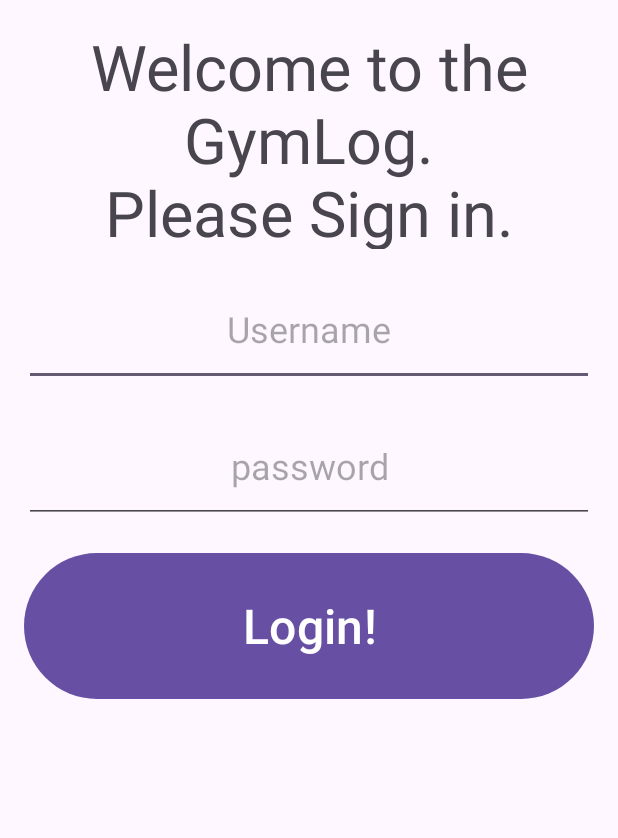
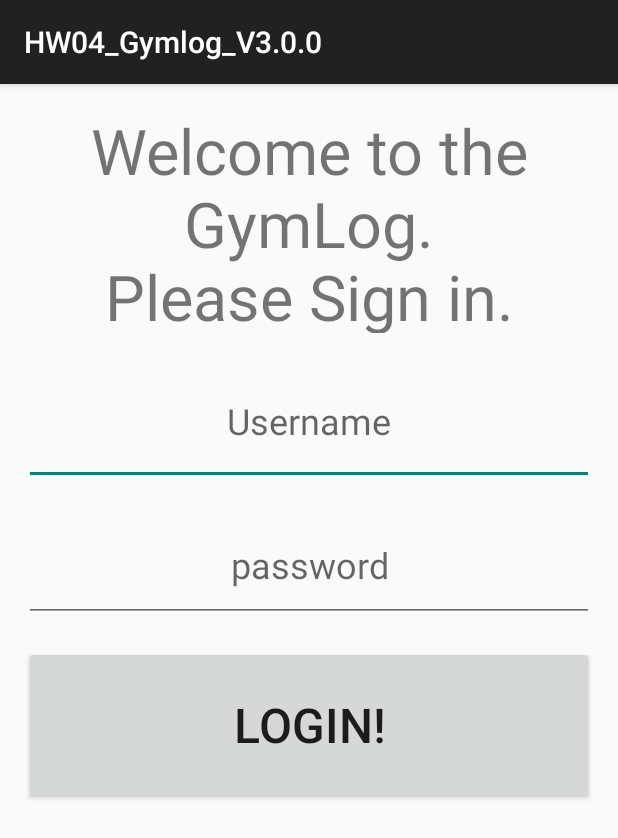
Before and after one commit to jjustinn53/GymLog, an Android app: the screen it shows after launch (LoginActivity), on a phone screen of 412 x 824 dp. Shown: the top 838 px of the screen. Run offline under Robolectric (Android 15) with nearby library versions, the phone set to English and light mode, and no system bars; our stand-ins replace Room's generated code.

Commit message:
Changed theme for menu Menu resource directory and menu item Logout option

```diff
--- a/app/src/main/AndroidManifest.xml
+++ b/app/src/main/AndroidManifest.xml
@@ -10,7 +10,7 @@
         android:label="@string/app_name"
         android:roundIcon="@mipmap/ic_launcher_round"
         android:supportsRtl="true"
-        android:theme="@style/Theme.HW04_Gymlog_V300"
+        android:theme="@style/Theme.AppCompat.DayNight.DarkActionBar"
         tools:targetApi="31">
         <activity
             android:name=".LoginActivity"
--- a/app/src/main/java/com/example/hw04_gymlog_v300/MainActivity.java
+++ b/app/src/main/java/com/example/hw04_gymlog_v300/MainActivity.java
@@ -1,25 +1,26 @@
 package com.example.hw04_gymlog_v300;
 
 import android.content.Context;
+import android.content.DialogInterface;
 import android.content.Intent;
 import android.os.Bundle;
 import android.text.method.ScrollingMovementMethod;
 import android.util.Log;
+import android.view.Menu;
+import android.view.MenuInflater;
+import android.view.MenuItem;
 import android.view.View;
 
-import androidx.activity.EdgeToEdge;
+import androidx.annotation.NonNull;
+import androidx.appcompat.app.AlertDialog;
 import androidx.appcompat.app.AppCompatActivity;
-import androidx.core.graphics.Insets;
-import androidx.core.view.ViewCompat;
-import androidx.core.view.WindowInsetsCompat;
 
-import com.example.hw04_gymlog_v300.database.GymLogDatabase;
 import com.example.hw04_gymlog_v300.database.GymLogRepository;
 import com.example.hw04_gymlog_v300.database.entities.GymLog;
+import com.example.hw04_gymlog_v300.database.entities.User;
 import com.example.hw04_gymlog_v300.databinding.ActivityMainBinding;
 
 import java.util.ArrayList;
-import java.util.Locale;
 
 public class MainActivity extends AppCompatActivity {
     private static final String MAIN_ACTIVITY_USER_ID = "com.example.hw04_gymlog_v300.MAIN_ACTIVITY_USER_ID";
@@ -32,8 +33,8 @@ public class MainActivity extends AppCompatActivity {
     int mReps = 0;
 
     //TODO: ADD LOGIN INFO
-    int loggedInUserId = -1;
-
+    private int loggedInUserId = -1;
+    private User user;
 
     @Override
     protected void onCreate(Bundle savedInstanceState) {
@@ -42,6 +43,8 @@ public class MainActivity extends AppCompatActivity {
         setContentView(binding.getRoot());
 
         loginUser();
+
+        invalidateOptionsMenu();
 
         if(loggedInUserId == -1) {
             Intent intent = LoginActivity.loginIntentFactory(getApplicationContext());
@@ -70,8 +73,58 @@ public class MainActivity extends AppCompatActivity {
     }
 
     private void loginUser() {
-        //TODO: create login method.
+        //TODO: make login method functional
+        user = new User("Justin", "password");
         loggedInUserId = getIntent().getIntExtra(MAIN_ACTIVITY_USER_ID, -1);
+    }
+
+    @Override
+    public boolean onCreateOptionsMenu(Menu menu) {
+        MenuInflater inflater = getMenuInflater();
+        inflater.inflate(R.menu.logout_menu, menu);
+        return true;
+    }
+
+    @Override
+    public boolean onPrepareOptionsMenu(Menu menu) {
+        MenuItem item = menu.findItem(R.id.logoutMenuItem);
+        item.setVisible(true);
+        item.setTitle(user.getUsername());
+        item.setOnMenuItemClickListener(new MenuItem.OnMenuItemClickListener() {
+            @Override
+            public boolean onMenuItemClick(@NonNull MenuItem item) {
+                showLogOutDialog();
+                return false;
+            }
+        });
+        return true;
+    }
+
+    private void showLogOutDialog() {
+        AlertDialog.Builder alertBuilder = new AlertDialog.Builder(MainActivity.this);
+        final AlertDialog alertDialog = alertBuilder.create(); // instantiating memory for alert dialog, singleton make sure one alert dialog at a time
+
+        alertDialog.setMessage("Logout?");
+        alertBuilder.setPositiveButton("Logout?", new DialogInterface.OnClickListener() {
+            @Override
+            public void onClick(DialogInterface dialog, int which) {
+                logout();
+            }
+        });
+
+        alertBuilder.setNegativeButton("Cancel", new DialogInterface.OnClickListener() {
+            @Override
+            public void onClick(DialogInterface dialog, int which) {
+                alertDialog.dismiss();
+            }
+        });
+
+        alertBuilder.create().show();
+    }
+
+    private void logout() {
+        //TODO: Create logout method
+        startActivity(LoginActivity.loginIntentFactory(getApplicationContext()));
     }
 
     static Intent mainActivityIntentFactory(Context context, int userId){
--- a/app/src/main/res/layout/activity_login.xml
+++ b/app/src/main/res/layout/activity_login.xml
@@ -22,7 +22,7 @@
     <EditText
         android:id="@+id/userNameLoginEditText"
         android:layout_width="match_parent"
-        android:layout_height="75dip"
+        android:layout_height="85dip"
         android:layout_margin="16dp"
         android:autofillHints="Please enter username"
         android:gravity="center"
--- /dev/null
+++ b/app/src/main/res/menu/logout_menu.xml
@@ -0,0 +1,9 @@
+<?xml version="1.0" encoding="utf-8"?>
+<menu xmlns:android="http://schemas.android.com/apk/res/android"
+    xmlns:app="http://schemas.android.com/apk/res-auto">
+    <item
+        android:id="@+id/logoutMenuItem"
+        android:title="LOGGED_IN"
+        app:showAsAction="ifRoom"
+        />
+</menu>
```
